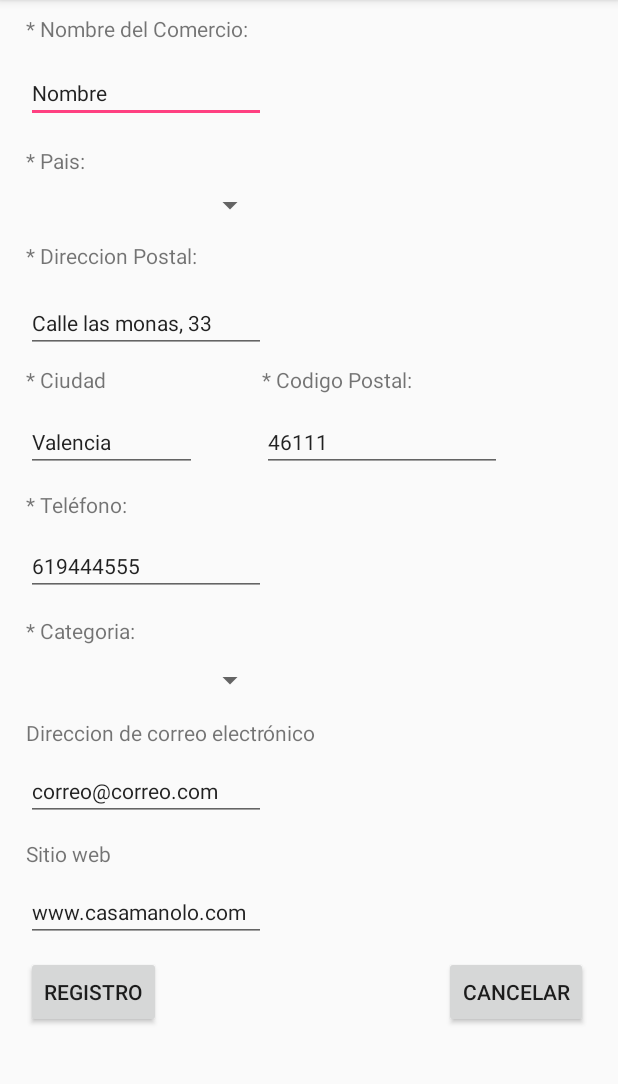
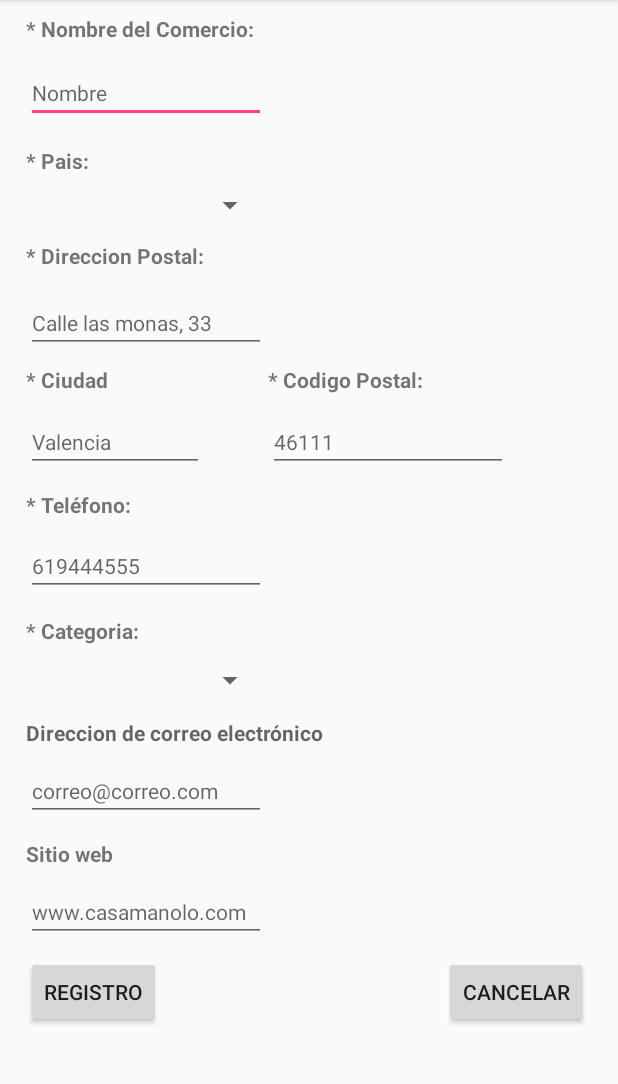
Before and after one commit to PINUPV/FoundIT-1, an Android app: the fragment FragRegistro_Comercio shown on its own in the app's theme, on a phone screen of 412 x 824 dp, the part 84-1168 px from its top. Run offline under Robolectric (Android 15) with nearby library versions, the phone set to English and light mode, and no system bars.

Commit message:
changed the text on editTexts to hint

```diff
--- a/app/src/main/res/layout/fragment_frag_registro_comercio.xml
+++ b/app/src/main/res/layout/fragment_frag_registro_comercio.xml
@@ -35,7 +35,7 @@
                 android:layout_marginTop="13dp"
                 android:ems="10"
                 android:inputType="textPersonName"
-                android:text="Nombre"
+                android:hint="Nombre"
                 android:textAppearance="@style/TextAppearance.AppCompat" />
 
             <TextView
@@ -46,6 +46,7 @@
                 android:layout_alignStart="@+id/nombreDelComercioText"
                 android:layout_marginTop="9dp"
                 android:text="* Nombre del Comercio:"
+                android:textStyle="bold"
                 android:visibility="visible" />
 
             <TextView
@@ -55,7 +56,8 @@
                 android:layout_alignStart="@+id/nombreDelComercioText"
                 android:layout_below="@+id/nombreDelComercioText"
                 android:layout_marginTop="15dp"
-                android:text="* Pais:" />
+                android:text="* Pais:"
+                android:textStyle="bold" />
 
             <Spinner
                 android:id="@+id/PaisSpinner"
@@ -73,7 +75,8 @@
                 android:layout_alignStart="@+id/PaisSpinner"
                 android:layout_below="@+id/PaisSpinner"
                 android:layout_marginTop="12dp"
-                android:text="* Direccion Postal:" />
+                android:text="* Direccion Postal:"
+                android:textStyle="bold" />
 
             <EditText
                 android:id="@+id/direccionText"
@@ -84,7 +87,7 @@
                 android:layout_marginTop="15dp"
                 android:ems="10"
                 android:inputType="textPersonName"
-                android:text="Calle las monas, 33"
+                android:hint="Calle las monas, 33"
                 android:textAppearance="@style/TextAppearance.AppCompat" />
 
             <TextView
@@ -94,7 +97,8 @@
                 android:layout_alignStart="@+id/direccionText"
                 android:layout_below="@+id/direccionText"
                 android:layout_marginTop="8dp"
-                android:text="* Ciudad" />
+                android:text="* Ciudad"
+                android:textStyle="bold" />
 
             <EditText
                 android:id="@+id/ciudadText"
@@ -106,7 +110,7 @@
                 android:layout_marginTop="12dp"
                 android:ems="10"
                 android:inputType="textPersonName"
-                android:text="Valencia"
+                android:hint="Valencia"
                 android:textAppearance="@style/TextAppearance.AppCompat" />
 
             <TextView
@@ -116,7 +120,8 @@
                 android:layout_above="@+id/codPostalText"
                 android:layout_alignStart="@+id/codPostalText"
                 android:layout_alignTop="@+id/ciudadPlainText"
-                android:text="* Codigo Postal:" />
+                android:text="* Codigo Postal:"
+                android:textStyle="bold" />
 
             <EditText
                 android:id="@+id/codPostalText"
@@ -128,7 +133,7 @@
                 android:layout_toEndOf="@+id/plainTextNombre"
                 android:ems="10"
                 android:inputType="textPersonName"
-                android:text="46111"
+                android:hint="46111"
                 android:textAppearance="@style/TextAppearance.AppCompat.Body1" />
 
             <TextView
@@ -138,7 +143,8 @@
                 android:layout_alignStart="@+id/ciudadText"
                 android:layout_below="@+id/ciudadText"
                 android:layout_marginTop="12dp"
-                android:text="* Teléfono:" />
+                android:text="* Teléfono:"
+                android:textStyle="bold" />
 
             <EditText
                 android:id="@+id/editText10"
@@ -149,7 +155,7 @@
                 android:layout_marginTop="11dp"
                 android:ems="10"
                 android:inputType="textPersonName"
-                android:text="619444555"
+                android:hint="619444555"
                 android:textAppearance="@style/TextAppearance.AppCompat" />
 
             <TextView
@@ -159,7 +165,8 @@
                 android:layout_alignStart="@+id/editText10"
                 android:layout_below="@+id/editText10"
                 android:layout_marginTop="13dp"
-                android:text="* Categoria:" />
+                android:text="* Categoria:"
+                android:textStyle="bold" />
 
             <Spinner
                 android:id="@+id/categoriaSpinner"
@@ -177,7 +184,8 @@
                 android:layout_alignStart="@+id/categoriaSpinner"
                 android:layout_below="@+id/categoriaSpinner"
                 android:layout_marginTop="13dp"
-                android:text="Direccion de correo electrónico" />
+                android:hint="Direccion de correo electrónico"
+                android:textStyle="bold" />
 
             <EditText
                 android:id="@+id/editText12"
@@ -188,7 +196,7 @@
                 android:layout_marginTop="9dp"
                 android:ems="10"
                 android:inputType="textPersonName"
-                android:text="correo@correo.com"
+                android:hint="correo@correo.com"
                 android:textAppearance="@style/TextAppearance.AppCompat" />
 
             <TextView
@@ -198,7 +206,9 @@
                 android:layout_alignStart="@+id/editText12"
                 android:layout_below="@+id/editText12"
                 android:layout_marginTop="12dp"
-                android:text="Sitio web" />
+                android:text="Sitio web"
+                android:textAllCaps="false"
+                android:textStyle="bold" />
 
             <EditText
                 android:id="@+id/editText13"
@@ -209,7 +219,7 @@
                 android:layout_marginTop="9dp"
                 android:ems="10"
                 android:inputType="textPersonName"
-                android:text="www.casamanolo.com"
+                android:hint="www.casamanolo.com"
                 android:textAppearance="@style/TextAppearance.AppCompat" />
 
             <Button
--- a/build.gradle
+++ b/build.gradle
@@ -5,7 +5,7 @@ buildscript {
         jcenter()
     }
     dependencies {
-        classpath 'com.android.tools.build:gradle:2.3.3'
+        classpath 'com.android.tools.build:gradle:3.0.0'
 
         // NOTE: Do not place your application dependencies here; they belong
         // in the individual module build.gradle files
```
Also changed, not shown: gradle/wrapper/gradle-wrapper.properties.
